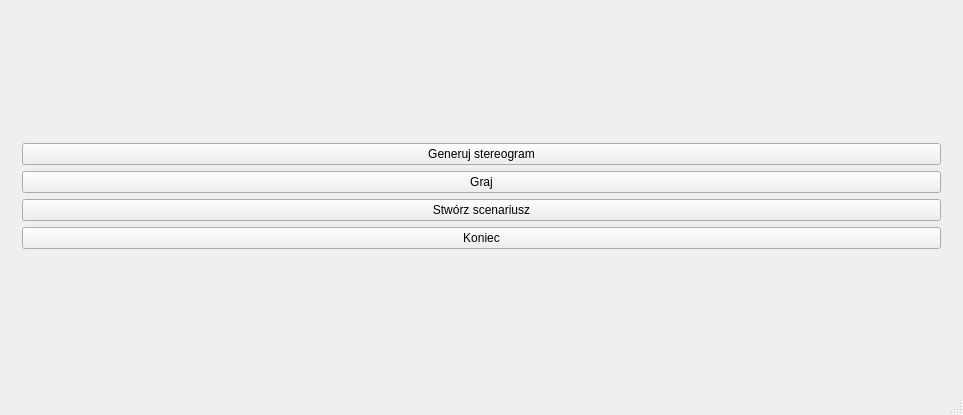
The window that projekt/src/mainwindow.ui (KevinSupertramp/stereogramiksy) describes before a commit, drawn with Qt 5.
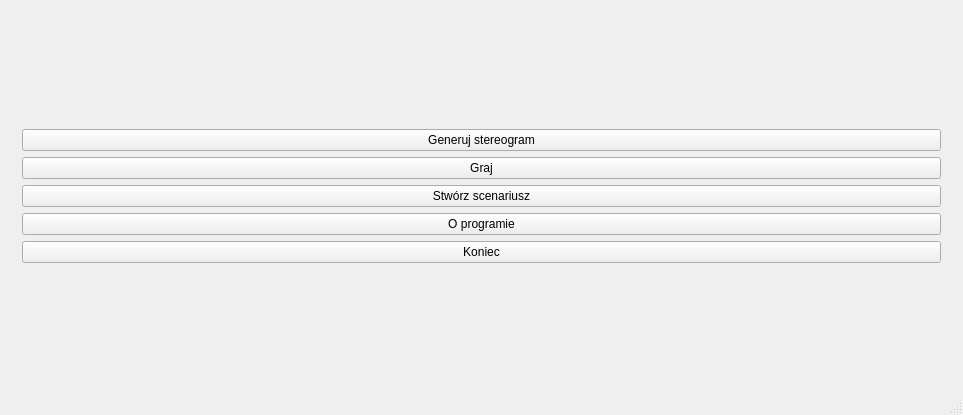
The same window after the commit. The open tabs and pages were chosen to show the change.

Commit message: poprawki w grze + o programie

Patch:
```diff
--- a/projekt/src/mainwindow.ui
+++ b/projekt/src/mainwindow.ui
@@ -74,6 +74,13 @@
               </property>
              </widget>
             </item>
+            <item>
+             <widget class="QPushButton" name="pushButton_Oprogramie">
+              <property name="text">
+               <string>O programie</string>
+              </property>
+             </widget>
+            </item>
             <item>
              <widget class="QPushButton" name="pushButton_Koniec">
               <property name="text">
```
Left out of the diff: 3 changed lines with no effect on the pictures. The commit also changes 2 other files.
